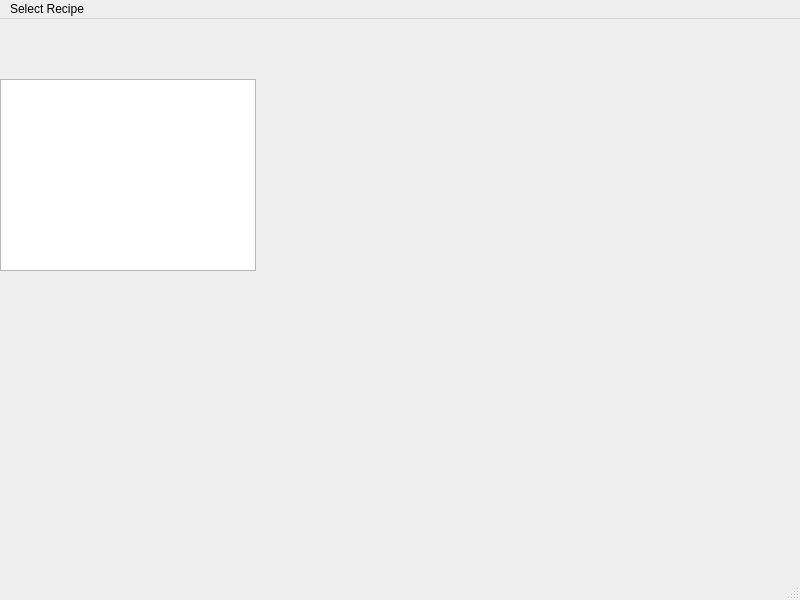
Before: the Qt Designer form mainwindow.ui in Niomahony/CS4076_Project, drawn with Qt 5.
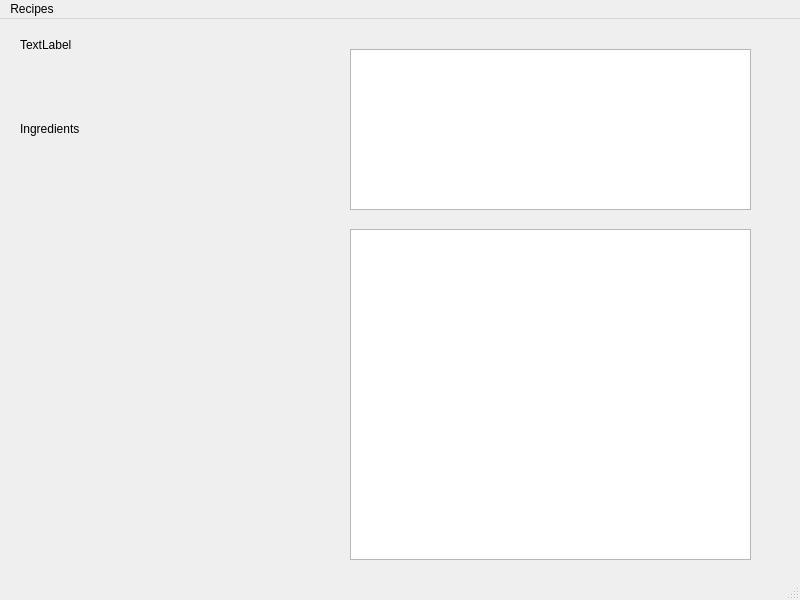
After: the same form once the commit is applied.

```diff
--- a/mainwindow.ui
+++ b/mainwindow.ui
@@ -14,15 +14,62 @@
    <string>MainWindow</string>
   </property>
   <widget class="QWidget" name="centralwidget">
-   <widget class="QTreeView" name="treeView">
+   <widget class="QLabel" name="label">
     <property name="geometry">
      <rect>
-      <x>0</x>
-      <y>60</y>
-      <width>256</width>
-      <height>192</height>
+      <x>20</x>
+      <y>10</y>
+      <width>221</width>
+      <height>31</height>
      </rect>
     </property>
+    <property name="text">
+     <string>TextLabel</string>
+    </property>
+   </widget>
+   <widget class="QLabel" name="label_2">
+    <property name="geometry">
+     <rect>
+      <x>20</x>
+      <y>100</y>
+      <width>141</width>
+      <height>20</height>
+     </rect>
+    </property>
+    <property name="text">
+     <string>Ingredients</string>
+    </property>
+   </widget>
+   <widget class="QTextEdit" name="descriptionEdit">
+    <property name="geometry">
+     <rect>
+      <x>350</x>
+      <y>30</y>
+      <width>401</width>
+      <height>161</height>
+     </rect>
+    </property>
+   </widget>
+   <widget class="QTextEdit" name="methodEdit">
+    <property name="geometry">
+     <rect>
+      <x>350</x>
+      <y>210</y>
+      <width>401</width>
+      <height>331</height>
+     </rect>
+    </property>
+   </widget>
+   <widget class="QWidget" name="verticalLayoutWidget">
+    <property name="geometry">
+     <rect>
+      <x>20</x>
+      <y>130</y>
+      <width>311</width>
+      <height>411</height>
+     </rect>
+    </property>
+    <layout class="QVBoxLayout" name="verticalLayout"/>
    </widget>
   </widget>
   <widget class="QMenuBar" name="menubar">
@@ -34,9 +81,9 @@
      <height>25</height>
     </rect>
    </property>
-   <widget class="QMenu" name="menuSelect_Recipe">
+   <widget class="QMenu" name="menuRecipes">
     <property name="title">
-     <string>Select Recipe</string>
+     <string>Recipes</string>
     </property>
     <addaction name="separator"/>
     <addaction name="actionPizza"/>
@@ -44,7 +91,7 @@
     <addaction name="actionChocolate_Cake"/>
     <addaction name="actionTea"/>
    </widget>
-   <addaction name="menuSelect_Recipe"/>
+   <addaction name="menuRecipes"/>
   </widget>
   <widget class="QStatusBar" name="statusbar"/>
   <action name="actionPizza">
```
Left out of the diff: 34 changed lines with no effect on the pictures.
